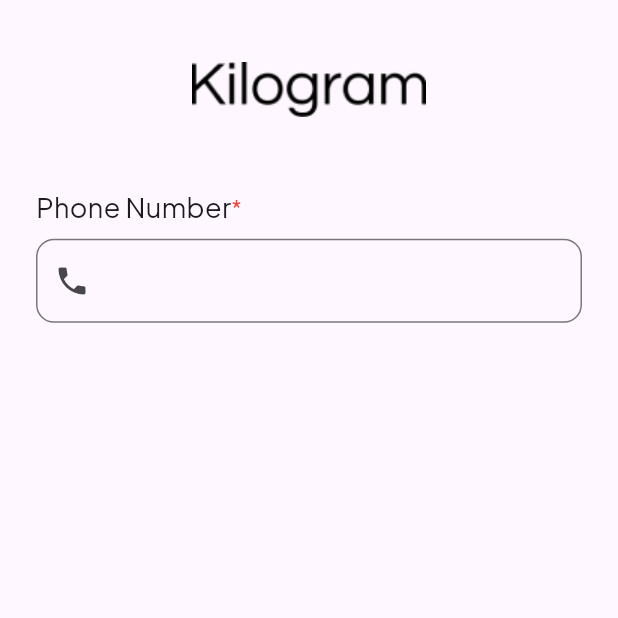
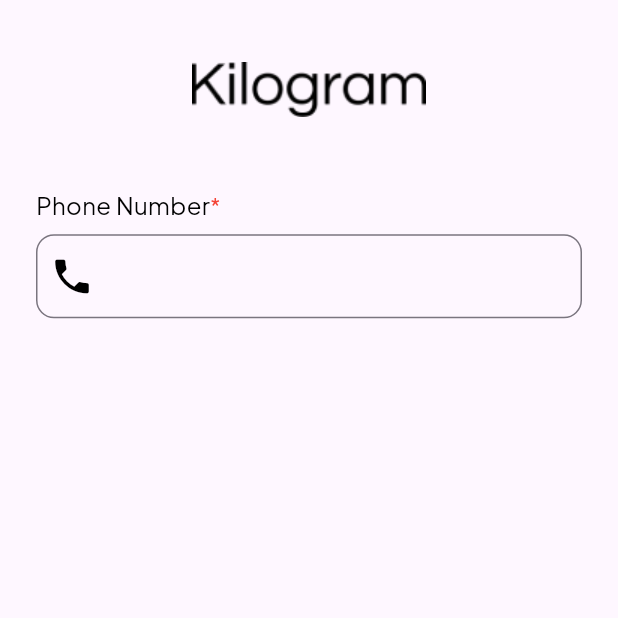
Before and after one commit to Acron3/1917051055-advanced-mobile, a Flutter app: the screen it shows after launch, on a phone screen of 412 x 824 dp, the top half of it. Run offline on Flutter 3.47's test engine with Material 2 defaults, Android fonts, the phone set to English and light mode, and no system bars.

Commit message:
fixed version

```diff
--- a/lib/screens/login_screen.dart
+++ b/lib/screens/login_screen.dart
@@ -37,7 +37,7 @@ class _loginScreenState extends State<loginScreen> {
                   children: [
                     Text(
                       "Phone Number",
-                      style: TextStyle(fontSize: 18),
+                      style: TextStyle(fontSize: 16, color: Colors.black),
                     ),
                     Text(
                       "*",
@@ -52,7 +52,11 @@ class _loginScreenState extends State<loginScreen> {
                   controller: phoneController,
                   keyboardType: TextInputType.number,
                   decoration: InputDecoration(
-                      prefixIcon: Icon(Icons.phone),
+                      prefixIcon: Icon(
+                        Icons.phone,
+                        size: 30,
+                        color: Colors.black,
+                      ),
                       border: OutlineInputBorder(
                           borderRadius: BorderRadius.circular(12)),
                       errorText:
--- a/pubspec.yaml
+++ b/pubspec.yaml
@@ -75,10 +75,10 @@ flutter:
   fonts:
     - family: PlusJakartaSans
       fonts:
-        - asset: fonts/PlusJakartaSans-Regular.ttf
-        - asset: fonts/PlusJakartaSans-Italic.ttf
+        - asset: assets/fonts/PlusJakartaSans-Regular.ttf
+        - asset: assets/fonts/PlusJakartaSans-Italic.ttf
           style: italic
-        - asset: fonts/PlusJakartaSans-Bold.ttf
+        - asset: assets/fonts/PlusJakartaSans-Bold.ttf
           weight: 700
   #   - family: Trajan Pro
   #     fonts:
```
Also changed, not shown: lib/screens/list_post_screen.dart (+53 -2 lines).
